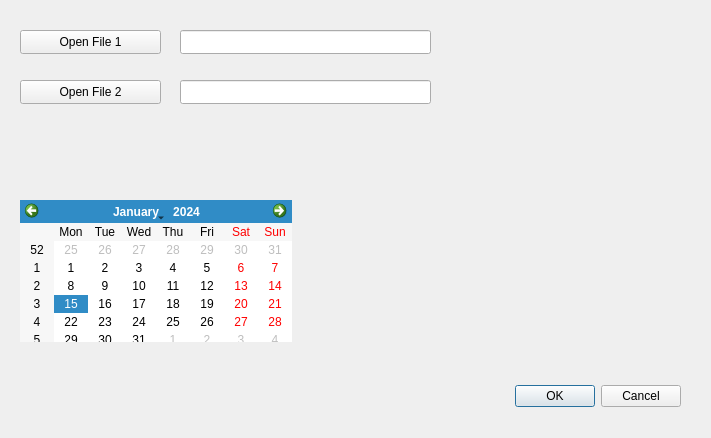
Qt form comparedialog.ui (miksah-dev/nibe_base) before a commit.
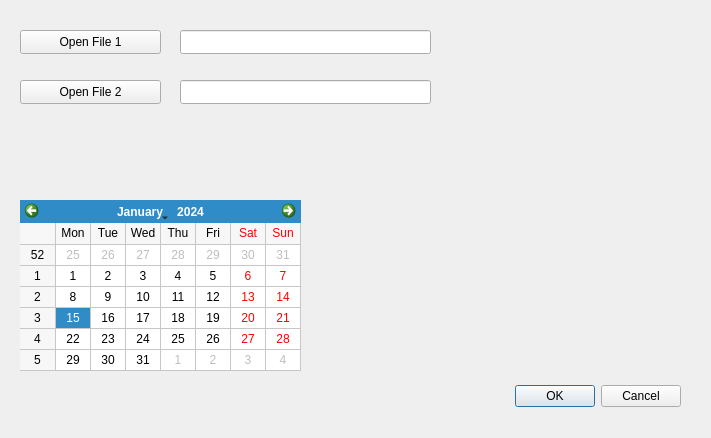
The same form after that commit.

Commit message: compare dialog fixed

Diff of the .ui file:
```diff
--- a/comparedialog.ui
+++ b/comparedialog.ui
@@ -37,10 +37,13 @@
     <rect>
      <x>20</x>
      <y>200</y>
-     <width>272</width>
-     <height>142</height>
+     <width>281</width>
+     <height>171</height>
     </rect>
    </property>
+   <property name="gridVisible">
+    <bool>true</bool>
+   </property>
   </widget>
   <widget class="QPushButton" name="OpenFile1">
    <property name="geometry">
```
Left out of the diff: 35 changed lines with no effect on the pictures. The commit also changes 4 other files.
